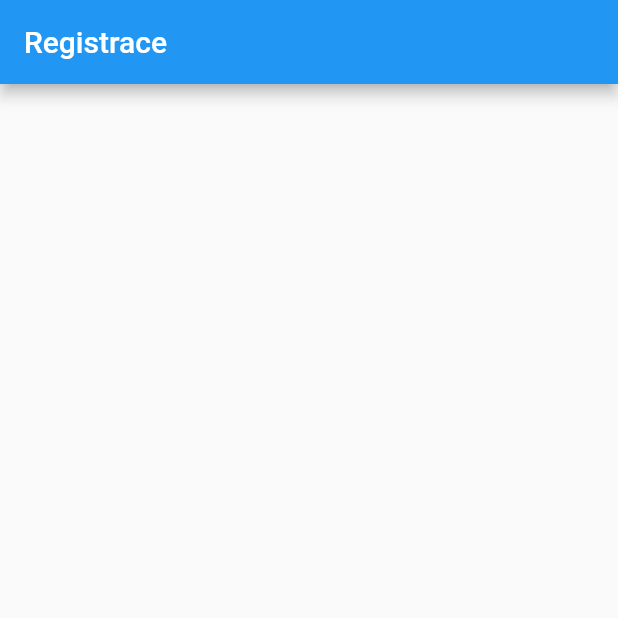
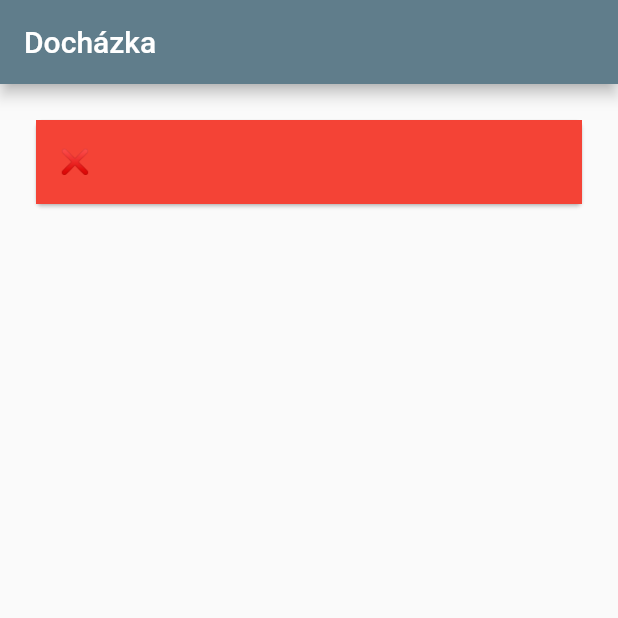
Before and after one commit to HanacekTomas/Maturitni_Hanacek, a Flutter app: the screen it shows once a user with an empty profile is signed in, on a phone screen of 412 x 824 dp, the top half of it. Run offline on Flutter 3.47's test engine with Material 2 defaults, Android fonts, the phone set to English and light mode, and no system bars; our stand-ins replace firebase_auth, firebase_core; accounts and stored records are empty; network calls fail.

Commit message:
Zkoušení změny barvy v polířku

```diff
--- a/lib/main.dart
+++ b/lib/main.dart
@@ -16,7 +16,7 @@ class MyApp extends StatelessWidget {
     return MaterialApp(
       debugShowCheckedModeBanner: false,
       theme: ThemeData(
-        primarySwatch: Colors.blue,
+        primarySwatch: Colors.blueGrey,
       ),
       home: const WidgetTree(),
     );
--- a/lib/pages/home_page.dart
+++ b/lib/pages/home_page.dart
@@ -3,7 +3,7 @@ import 'package:prihlasovani/auth.dart';
 import 'package:flutter/material.dart';
 
 class HomePage extends StatelessWidget {
-  HomePage({super.key});
+  HomePage({Key? key}) : super(key: key);
 
   final User? user = Auth().currentUser;
 
@@ -12,18 +12,42 @@ class HomePage extends StatelessWidget {
   }
 
   Widget _title() {
-    return const Text('Registrace');
+    return const Text('Docházka');
   }
 
+  Color _barva = Colors.red;
 
+  var index = 0;
   @override
   Widget build(BuildContext context) {
     return Scaffold(
       appBar: AppBar(
         title: _title(),
       ),
-
-
+      body: Container(
+        height: double.infinity,
+        width: double.infinity,
+        padding: const EdgeInsets.all(20),
+        child: ListView(
+          children: [
+            Card(
+              child: ListTile(
+                  title: Text('❌'),
+                  tileColor: _barva,
+                  onTap: () {
+                    if (_barva == Colors.red) {
+                      setState(() {
+                        _barva = Colors.green;
+                      });
+                    }
+                  },
+                  onLongPress: () {}),
+            ),
+          ],
+        ),
+      ),
     );
   }
+
+  void setState(Null Function() param0) {}
 }
--- a/lib/widget_tree.dart
+++ b/lib/widget_tree.dart
@@ -1,6 +1,6 @@
 import 'package:prihlasovani/auth.dart';
+import 'package:prihlasovani/pages/home_page.dart';
 import 'package:prihlasovani/pages/prihlaseni_a_registrace.dart';
-import 'package:prihlasovani/pages/home_page.dart';
 import 'package:flutter/material.dart';
 
 class WidgetTree extends StatefulWidget {
--- a/pubspec.yaml
+++ b/pubspec.yaml
@@ -36,8 +36,7 @@ dependencies:
   cupertino_icons: ^1.0.2
   firebase_core: ^2.1.1
   firebase_auth: ^4.1.1
-  google_maps_flutter: ^2.2.1
-  google_maps_flutter_web: ^0.4.0+3
+
 
 dev_dependencies:
   flutter_test:
```
Also changed, not shown: lib/auth.dart (+6 -1 lines), lib/pages/prihlaseni_a_registrace.dart (+11 -13 lines), pubspec.lock, 2 other files.
